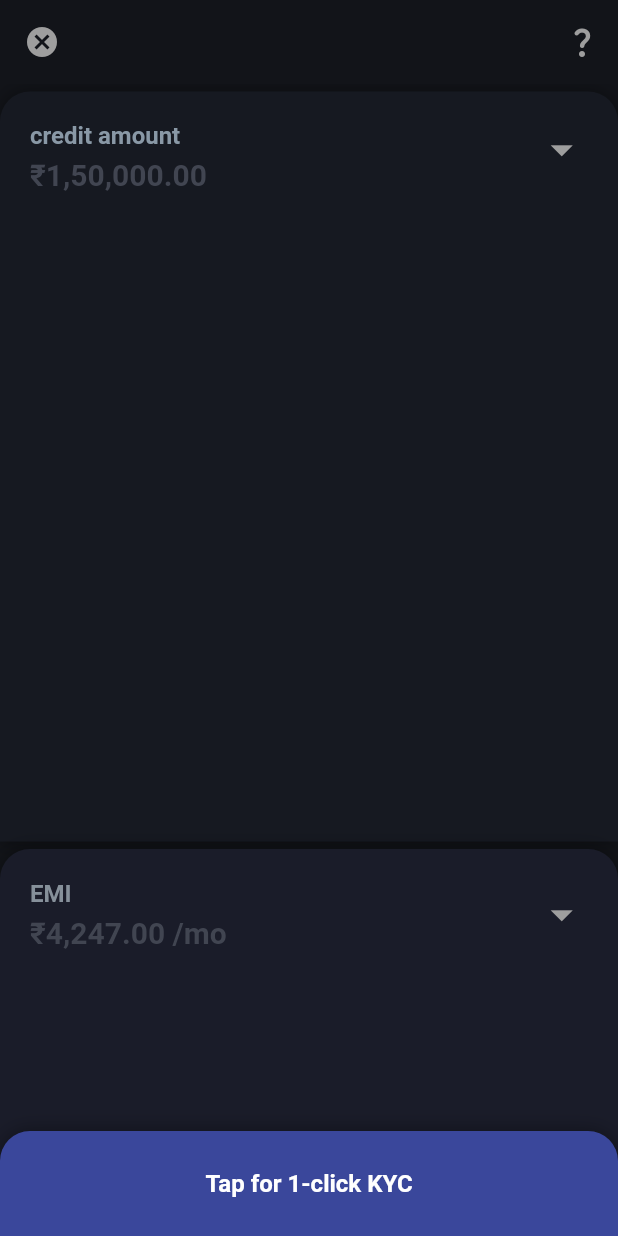
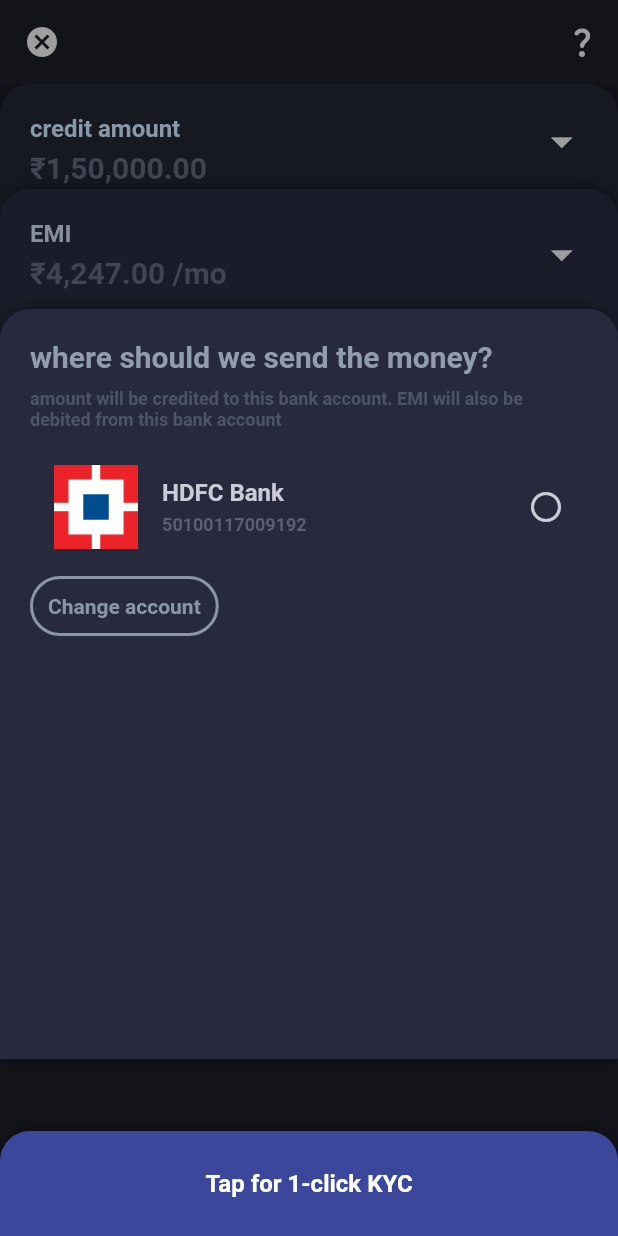
Before and after one commit to iamsharad98/stackOverlayApp, a Flutter app: the screen it shows after launch, on a phone screen of 412 x 824 dp. Run offline on Flutter 3.47's test engine with Material 2 defaults, Android fonts, the phone set to English and light mode, and no system bars; our stand-ins replace get, sleek_circular_slider; missing offline and left inert: assorted_layout_widgets.

Commit message:
Fix the stacked view, need to fix some other ontap feature

```diff
--- a/lib/views/add_money_widget.dart
+++ b/lib/views/add_money_widget.dart
@@ -14,7 +14,12 @@ class AddMoneyToWallet extends StatelessWidget {
   @override
   Widget build(BuildContext context) {
     var format = NumberFormat.currency(locale: 'HI', symbol: "\u{20B9}");
-    return Container(
+    return GestureDetector(
+      onTap: (){
+        print("ontap add money");
+        homePageController.removeAboveStackItem(0);
+      },
+      child: Container(
         height: 500,
         //   height: MediaQuery.of(context).size.height,
           decoration: BoxDecoration(borderRadius: const BorderRadius.only(topLeft: Radius.circular(20.0), topRight: Radius.circular(20.0)),
@@ -168,6 +173,7 @@ class AddMoneyToWallet extends StatelessWidget {
                 ],
               );
             })
-        ));
+          )),
+    );
   }
 }
--- a/lib/views/home_screen.dart
+++ b/lib/views/home_screen.dart
@@ -14,7 +14,7 @@ class HomeScreen extends StatelessWidget {
 
   Future<bool> _onWillPop() async {
     print("onPop Called");
-    controller.removeAboveStackItem(controller.itemsDataFilling.length -2 >= 0 ? controller.itemsDataFilling.length -2 : 0, animatedListKey);
+    // controller.removeAboveStackItem(controller.itemsDataFilling.length -2 >= 0 ? controller.itemsDataFilling.length -2 : 0, animatedListKey);
     return false;
   }
 
@@ -51,22 +51,25 @@ class HomeScreen extends StatelessWidget {
           children: [
             Container(
               height: size.height,
-              child: Column(
-                children: <Widget>[
-                  Expanded(
-                    child:
-                    Obx(() => AnimatedList(
-                      key: animatedListKey,
-                      initialItemCount: controller.itemsDataFilling.length,
-                      // physics: const NeverScrollableScrollPhysics(),
-                      //  clipBehavior: Clip.none,
-                      // scrollDirection: Axis.vertical,
-                      shrinkWrap: true,
-                      itemBuilder: (context, index, animation) => widgetListItem(context, index, animation),
-                    ),
-                    ),
-                  ),
-                ],
+              // child: Stack(
+              //   children: <Widget>[
+              //     // Expanded(
+              //     //   child:
+              //     //   Obx(() => AnimatedList(
+              //     //     key: animatedListKey,
+              //     //     initialItemCount: controller.itemsDataFilling.length,
+              //     //     // physics: const NeverScrollableScrollPhysics(),
+              //     //     //  clipBehavior: Clip.none,
+              //     //     // scrollDirection: Axis.vertical,
+              //     //     shrinkWrap: true,
+              //     //     itemBuilder: (context, index, animation) => widgetListItem(context, index, animation),
+              //     //   ),
+              //     //   ),
+              //     // ),
+              //
+              //   ],
+              child: Stack(
+              children: controller.itemsDataFilling.value,
               ),
             ),
             Align(
@@ -93,7 +96,7 @@ class HomeScreen extends StatelessWidget {
         behavior: HitTestBehavior.opaque,
         onTap: (){
           print("tap on index $index");
-          controller.removeAboveStackItem(index, animatedListKey);
+          // controller.removeAboveStackItem(index, animatedListKey);
         },
         child: Padding(
           padding: const EdgeInsets.only(top: 5),
--- a/lib/views/repay_money_widget.dart
+++ b/lib/views/repay_money_widget.dart
@@ -24,6 +24,12 @@ class RepayMoneyWidget extends StatelessWidget {
       // translation: Offset(0, -0.8),
       translation: Offset(0, 0),
       transformHitTests: false,
+      child: Padding(
+        padding: const EdgeInsets.only(top: 70),
+        child: GestureDetector(
+          onTap: (){
+            controller.removeAboveStackItem(1);
+          },
           child: Container(
             height: 500,
               // height: MediaQuery.of(context).size.height,
@@ -135,6 +141,8 @@ class RepayMoneyWidget extends StatelessWidget {
                     );
                   })
               )),
+        ),
+      ),
     );
   }
 }
--- a/lib/views/send_money_widget.dart
+++ b/lib/views/send_money_widget.dart
@@ -16,6 +16,8 @@ class SendMoneyWidget extends StatelessWidget {
       // offset: Offset(0, -500),
       offset: Offset(0, 0),
       transformHitTests: false,
+      child: Padding(
+        padding: const EdgeInsets.only(top: 150),
         child: Container(
           height: 500,
             // height: MediaQuery.of(context).size.height,
@@ -95,6 +97,7 @@ class SendMoneyWidget extends StatelessWidget {
                   ],
                 )
             )),
+      ),
     );
     // return Card(
     //   child: InkWell(
```
Also changed, not shown: lib/controller/home_page_controller.dart (+5 -4 lines). Lines whose indentation alone changed are shown as unchanged.
